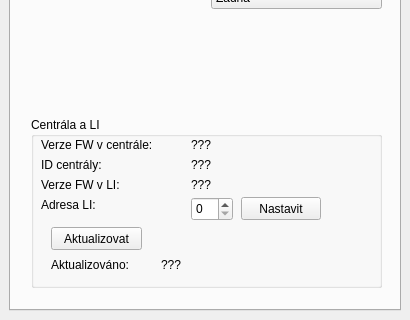
This is config-window.ui in kmzbrnoI/xn-lib-cpp-qt as Qt 5 draws it before an edit; both pictures show x 0 to 410 and y 158 to 478 of the 410 by 478 pixel window. The edited form follows.
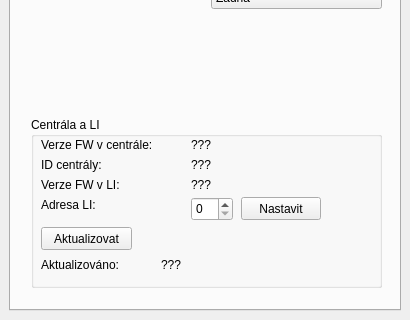
This is the edited form.

Commit message: Config window: reposition objects.

```diff
--- a/config-window.ui
+++ b/config-window.ui
@@ -288,7 +288,7 @@
           <rect>
            <x>160</x>
            <y>60</y>
-           <width>61</width>
+           <width>131</width>
            <height>16</height>
           </rect>
          </property>
@@ -341,7 +341,7 @@
         <widget class="QPushButton" name="b_info_update">
          <property name="geometry">
           <rect>
-           <x>20</x>
+           <x>10</x>
            <y>110</y>
            <width>91</width>
            <height>23</height>
@@ -354,7 +354,7 @@
         <widget class="QLabel" name="label_4">
          <property name="geometry">
           <rect>
-           <x>20</x>
+           <x>10</x>
            <y>140</y>
            <width>91</width>
            <height>16</height>
```
